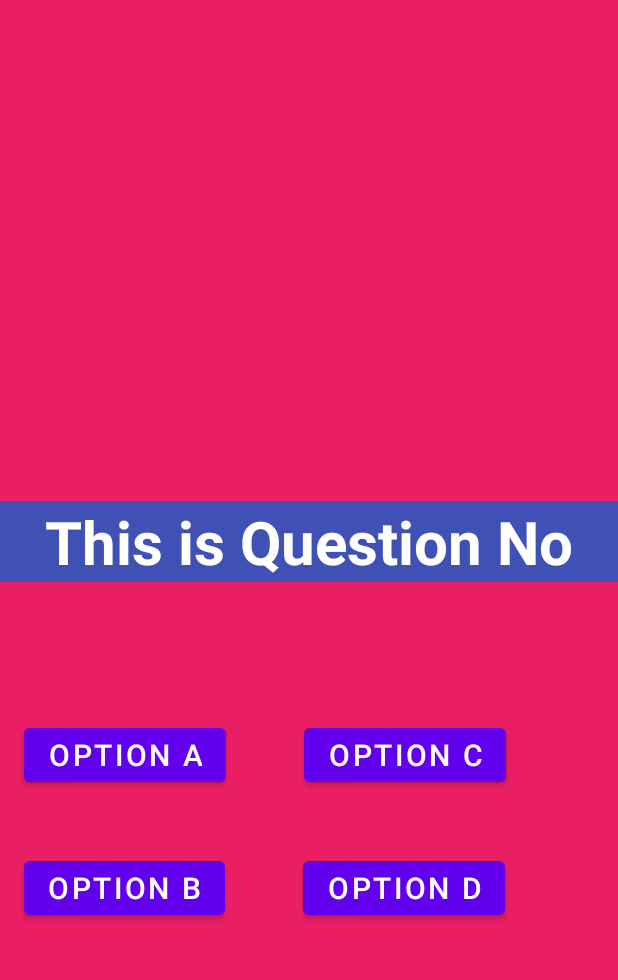
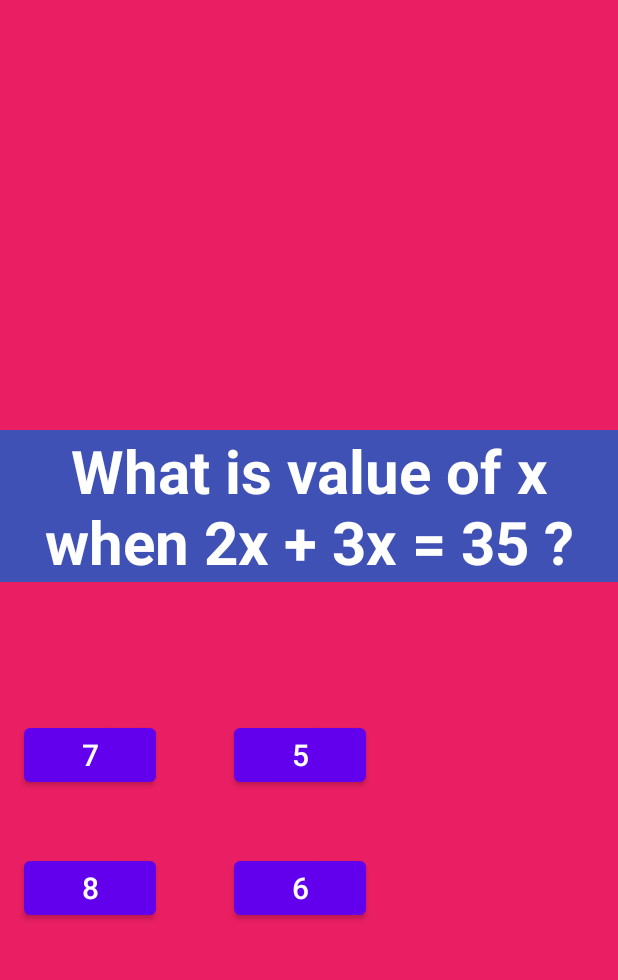
Before and after one commit to bcsf19a010/QuizApp, an Android app: the screen it shows after launch (MainActivity), on a phone screen of 412 x 824 dp, the part 234-1214 px from its top. Run offline under Robolectric (Android 15) with nearby library versions, the phone set to English and light mode, and no system bars; our stand-ins replace navigation-ui.

Commit message:
Done with fetching question and options from database

```diff
--- a/app/src/main/java/com/example/myquizapplication/MainActivity.java
+++ b/app/src/main/java/com/example/myquizapplication/MainActivity.java
@@ -45,7 +45,7 @@ public class MainActivity extends AppCompatActivity {
         int rightAnswer = 0;
         int wrongAnswer = 10;
 
-        String [] doneOrNot = {"false","false","false","false","false","false","false","false","false","false"};
+        //String [] doneOrNot = {"false","false","false","false","false","false","false","false","false","false"};
         String[] questions ={"What is 2 * 3 ?","What is 5 + 7 ?","What is 12 - 5 ?","What is 18 / 2 ?","What is 2 ^ 3 ?","what log2(32) ?"
         ,"What is value of x when 2x + 3x = 35 ?","What is sqrt(81) ?","What is cube of 4 ?","What is 2 + 2 * 3 ?"};
         int [][] answers={{4,5,6,10},{5,7,10,12},{5,7,10,12},{6,9,12,15},{2,3,5,8},{2,5,8,32},{5,6,7,8},{7,8,9,10},{12,16,32,64},{4,8,12,16}};
@@ -61,8 +61,33 @@ public class MainActivity extends AppCompatActivity {
 //        int [] ans_9 = {4,8,12,16};
 
         int [] correct_ans ={6,12,7,9,8,5,7,9,64,8};
+        int [] user_ans=new int[10];
+
+//        for(int i=0;i<10;i++)
+//        {
+            int random = new Random().nextInt(10);
+//            while(doneOrNot[random] != "false")
+//            {
+//                random = new Random().nextInt(10);
+//            }
+            //doneOrNot[random]= "true";
+            tv.setText(questions[random]);
+
+            int r = new Random().nextInt(4);
+            optA.setText(String.valueOf(answers[random][r]));
+
+            r = (r+1)%4;
+
+            optB.setText(String.valueOf(answers[random][r]));
+            r = (r+1)%4;
+
+            optC.setText(String.valueOf(answers[random][r]));
+            r = (r+1)%4;
+
+            optD.setText(String.valueOf(answers[random][r]));
 
 
+        //}
 
 
 //        Button btn_question;
```
